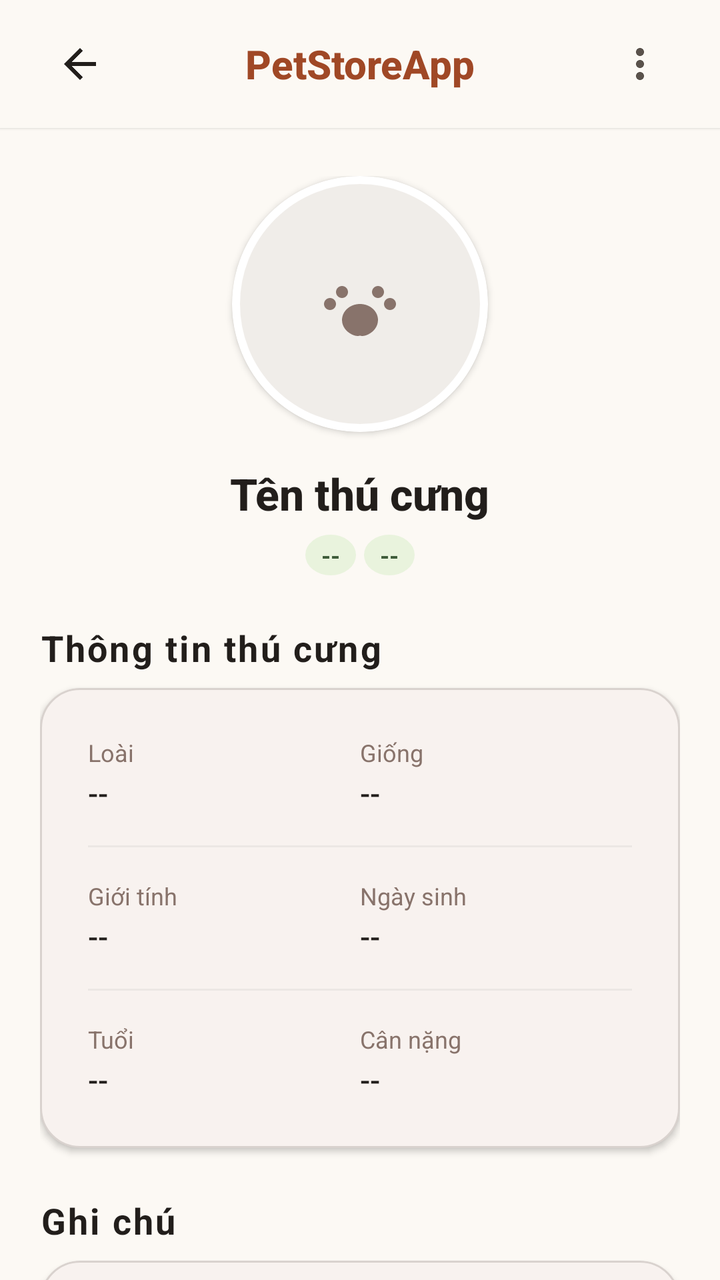
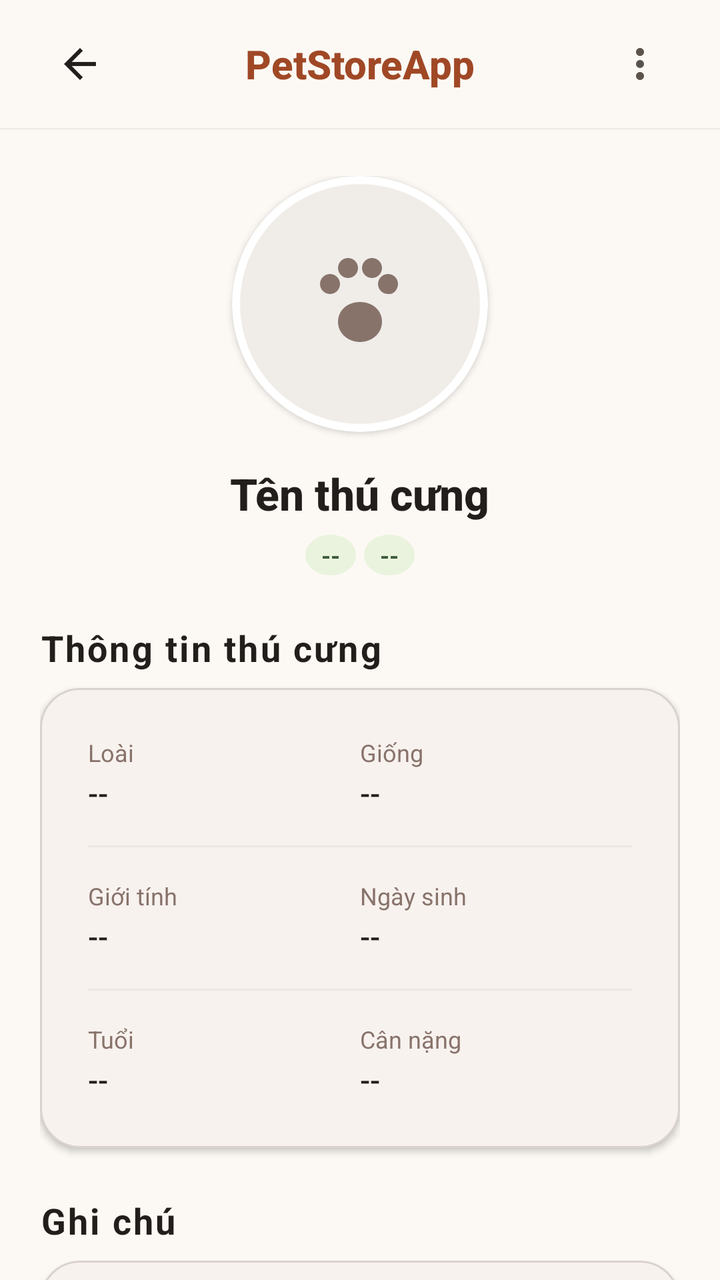

An Android layout rendered at two revisions. The XML below is the earlier revision; the diff shows what the commit changed to produce the second picture.
<!-- AndroidManifest.xml: application theme Theme.QuanLyThuCung -->
<!-- res/layout/activity_pet_detail.xml -->
<?xml version="1.0" encoding="utf-8"?>
<LinearLayout xmlns:android="http://schemas.android.com/apk/res/android"
    xmlns:app="http://schemas.android.com/apk/res-auto"
    android:layout_width="match_parent"
    android:layout_height="match_parent"
    android:background="@color/color_background"
    android:orientation="vertical">

    
    <LinearLayout
        android:layout_width="match_parent"
        android:layout_height="64dp"
        android:background="@color/color_background"
        android:elevation="1dp"
        android:gravity="center_vertical"
        android:orientation="horizontal"
        android:paddingStart="@dimen/screen_padding"
        android:paddingEnd="@dimen/screen_padding">

        <ImageView
            android:id="@+id/btnBack"
            android:layout_width="40dp"
            android:layout_height="40dp"
            android:background="?attr/selectableItemBackgroundBorderless"
            android:contentDescription="Quay lại"
            android:padding="8dp"
            android:src="@drawable/ic_arrow_back"
            app:tint="@color/text_primary" />

        <TextView
            android:layout_width="0dp"
            android:layout_height="wrap_content"
            android:layout_weight="1"
            android:fontFamily="sans-serif-medium"
            android:gravity="center"
            android:text="PetStoreApp"
            android:textColor="@color/color_primary"
            android:textSize="20sp"
            android:textStyle="bold" />

        <ImageView
            android:id="@+id/btnMoreOptions"
            android:layout_width="40dp"
            android:layout_height="40dp"
            android:background="?attr/selectableItemBackgroundBorderless"
            android:contentDescription="Tùy chọn"
            android:padding="8dp"
            android:src="@drawable/ic_more_vert"
            app:tint="@color/text_secondary" />
    </LinearLayout>

    
    <androidx.core.widget.NestedScrollView
        android:layout_width="match_parent"
        android:layout_height="0dp"
        android:layout_weight="1"
        android:clipToPadding="false"
        android:fillViewport="true">

        <LinearLayout
            android:layout_width="match_parent"
            android:layout_height="wrap_content"
            android:orientation="vertical"
            android:paddingStart="@dimen/screen_padding"
            android:paddingTop="@dimen/spacing_md"
            android:paddingEnd="@dimen/screen_padding"
            android:paddingBottom="@dimen/spacing_xl">

            
            <LinearLayout
                android:layout_width="match_parent"
                android:layout_height="wrap_content"
                android:layout_marginTop="@dimen/spacing_sm"
                android:layout_marginBottom="@dimen/spacing_lg"
                android:gravity="center"
                android:orientation="vertical">

                <com.google.android.material.card.MaterialCardView
                    android:layout_width="128dp"
                    android:layout_height="128dp"
                    android:layout_marginBottom="@dimen/spacing_md"
                    app:cardBackgroundColor="@color/color_surface_variant"
                    app:cardCornerRadius="64dp"
                    app:cardElevation="2dp"
                    app:strokeColor="@color/color_surface"
                    app:strokeWidth="4dp">

                    <FrameLayout
                        android:layout_width="match_parent"
                        android:layout_height="match_parent">

                        <ImageView
                            android:id="@+id/ivPetDetailPhoto"
                            android:layout_width="match_parent"
                            android:layout_height="match_parent"
                            android:contentDescription="Ảnh thú cưng"
                            android:scaleType="centerCrop" />

                        <ImageView
                            android:id="@+id/ivPetDetailPlaceholder"
                            android:layout_width="48dp"
                            android:layout_height="48dp"
                            android:layout_gravity="center"
                            android:contentDescription="Thú cưng"
                            android:src="@drawable/ic_pets"
                            app:tint="@color/outline_color" />
                    </FrameLayout>
                </com.google.android.material.card.MaterialCardView>

                <TextView
                    android:id="@+id/tvPetDetailName"
                    android:layout_width="wrap_content"
                    android:layout_height="wrap_content"
                    android:layout_marginBottom="6dp"
                    android:fontFamily="sans-serif-medium"
                    android:text="Tên thú cưng"
                    android:textColor="@color/text_primary"
                    android:textSize="22sp"
                    android:textStyle="bold" />

                
                <LinearLayout
                    android:layout_width="wrap_content"
                    android:layout_height="wrap_content"
                    android:gravity="center"
                    android:orientation="horizontal">

                    <TextView
                        android:id="@+id/tvPetDetailSpeciesBadge"
                        android:layout_width="wrap_content"
                        android:layout_height="wrap_content"
                        android:layout_marginEnd="@dimen/spacing_xs"
                        android:background="@drawable/bg_stat_icon_secondary"
                        android:paddingStart="@dimen/spacing_sm"
                        android:paddingTop="2dp"
                        android:paddingEnd="@dimen/spacing_sm"
                        android:paddingBottom="2dp"
                        android:text="--"
                        android:textColor="@color/color_secondary"
                        android:textSize="12sp"
                        android:textStyle="bold" />

                    <TextView
                        android:id="@+id/tvPetDetailBreedBadge"
                        android:layout_width="wrap_content"
                        android:layout_height="wrap_content"
                        android:background="@drawable/bg_stat_icon_secondary"
                        android:paddingStart="@dimen/spacing_sm"
                        android:paddingTop="2dp"
                        android:paddingEnd="@dimen/spacing_sm"
                        android:paddingBottom="2dp"
                        android:text="--"
                        android:textColor="@color/color_secondary"
                        android:textSize="12sp"
                        android:textStyle="bold" />
                </LinearLayout>
            </LinearLayout>

            
            <TextView
                style="@style/Widget.PetStore.SectionHeader"
                android:layout_width="wrap_content"
                android:layout_height="wrap_content"
                android:layout_marginBottom="@dimen/spacing_sm"
                android:text="Thông tin thú cưng"
                android:textColor="@color/text_primary"
                android:textSize="18sp"
                android:textStyle="bold" />

            <com.google.android.material.card.MaterialCardView
                style="@style/Widget.PetStore.FormCard"
                android:layout_width="match_parent"
                android:layout_height="wrap_content"
                android:layout_marginBottom="@dimen/spacing_lg">

                <LinearLayout
                    android:layout_width="match_parent"
                    android:layout_height="wrap_content"
                    android:orientation="vertical"
                    android:padding="@dimen/spacing_lg">

                    
                    <LinearLayout
                        android:layout_width="match_parent"
                        android:layout_height="wrap_content"
                        android:layout_marginBottom="@dimen/spacing_md"
                        android:orientation="horizontal">

                        <LinearLayout
                            android:layout_width="0dp"
                            android:layout_height="wrap_content"
                            android:layout_weight="1"
                            android:orientation="vertical">

                            <TextView
                                android:layout_width="wrap_content"
                                android:layout_height="wrap_content"
                                android:layout_marginBottom="2dp"
                                android:text="Loài"
                                android:textColor="@color/outline_color"
                                android:textSize="12sp" />

                            <TextView
                                android:id="@+id/tvPetDetailSpecies"
                                android:layout_width="wrap_content"
                                android:layout_height="wrap_content"
                                android:fontFamily="sans-serif-medium"
                                android:text="--"
                                android:textColor="@color/text_primary"
                                android:textSize="15sp" />
                        </LinearLayout>

                        <LinearLayout
                            android:layout_width="0dp"
                            android:layout_height="wrap_content"
                            android:layout_weight="1"
                            android:orientation="vertical">

                            <TextView
                                android:layout_width="wrap_content"
                                android:layout_height="wrap_content"
                                android:layout_marginBottom="2dp"
                                android:text="Giống"
                                android:textColor="@color/outline_color"
                                android:textSize="12sp" />

                            <TextView
                                android:id="@+id/tvPetDetailBreed"
                                android:layout_width="wrap_content"
                                android:layout_height="wrap_content"
                                android:fontFamily="sans-serif-medium"
                                android:text="--"
                                android:textColor="@color/text_primary"
                                android:textSize="15sp" />
                        </LinearLayout>
                    </LinearLayout>

                    
                    <View
                        android:layout_width="match_parent"
                        android:layout_height="1dp"
                        android:layout_marginBottom="@dimen/spacing_md"
                        android:background="@color/divider_color" />

                    
                    <LinearLayout
                        android:layout_width="match_parent"
                        android:layout_height="wrap_content"
                        android:layout_marginBottom="@dimen/spacing_md"
                        android:orientation="horizontal">

                        <LinearLayout
                            android:layout_width="0dp"
                            android:layout_height="wrap_content"
                            android:layout_weight="1"
                            android:orientation="vertical">

                            <TextView
                                android:layout_width="wrap_content"
                                android:layout_height="wrap_content"
                                android:layout_marginBottom="2dp"
                                android:text="Giới tính"
                                android:textColor="@color/outline_color"
                                android:textSize="12sp" />

                            <TextView
                                android:id="@+id/tvPetDetailGender"
                                android:layout_width="wrap_content"
                                android:layout_height="wrap_content"
                                android:fontFamily="sans-serif-medium"
                                android:text="--"
                                android:textColor="@color/text_primary"
                                android:textSize="15sp" />
                        </LinearLayout>

                        <LinearLayout
                            android:layout_width="0dp"
                            android:layout_height="wrap_content"
                            android:layout_weight="1"
                            android:orientation="vertical">

                            <TextView
                                android:layout_width="wrap_content"
                                android:layout_height="wrap_content"
                                android:layout_marginBottom="2dp"
                                android:text="Ngày sinh"
                                android:textColor="@color/outline_color"
                                android:textSize="12sp" />

                            <TextView
                                android:id="@+id/tvPetDetailDob"
                                android:layout_width="wrap_content"
                                android:layout_height="wrap_content"
                                android:fontFamily="sans-serif-medium"
                                android:text="--"
                                android:textColor="@color/text_primary"
                                android:textSize="15sp" />
                        </LinearLayout>
                    </LinearLayout>

                    
                    <View
                        android:layout_width="match_parent"
                        android:layout_height="1dp"
                        android:layout_marginBottom="@dimen/spacing_md"
                        android:background="@color/divider_color" />

                    
                    <LinearLayout
                        android:layout_width="match_parent"
                        android:layout_height="wrap_content"
                        android:orientation="horizontal">

                        <LinearLayout
                            android:layout_width="0dp"
                            android:layout_height="wrap_content"
                            android:layout_weight="1"
                            android:orientation="vertical">

                            <TextView
                                android:layout_width="wrap_content"
                                android:layout_height="wrap_content"
                                android:layout_marginBottom="2dp"
                                android:text="Tuổi"
                                android:textColor="@color/outline_color"
                                android:textSize="12sp" />

                            <TextView
                                android:id="@+id/tvPetDetailAge"
                                android:layout_width="wrap_content"
                                android:layout_height="wrap_content"
                                android:fontFamily="sans-serif-medium"
                                android:text="--"
                                android:textColor="@color/text_primary"
                                android:textSize="15sp" />
                        </LinearLayout>

                        <LinearLayout
                            android:layout_width="0dp"
                            android:layout_height="wrap_content"
                            android:layout_weight="1"
                            android:orientation="vertical">

                            <TextView
                                android:layout_width="wrap_content"
                                android:layout_height="wrap_content"
                                android:layout_marginBottom="2dp"
                                android:text="Cân nặng"
                                android:textColor="@color/outline_color"
                                android:textSize="12sp" />

                            <TextView
                                android:id="@+id/tvPetDetailWeight"
                                android:layout_width="wrap_content"
                                android:layout_height="wrap_content"
                                android:fontFamily="sans-serif-medium"
                                android:text="--"
                                android:textColor="@color/text_primary"
                                android:textSize="15sp" />
                        </LinearLayout>
                    </LinearLayout>

                </LinearLayout>
            </com.google.android.material.card.MaterialCardView>

            
            <TextView
                style="@style/Widget.PetStore.SectionHeader"
                android:layout_width="wrap_content"
                android:layout_height="wrap_content"
                android:layout_marginBottom="@dimen/spacing_sm"
                android:text="Ghi chú"
                android:textColor="@color/text_primary"
                android:textSize="18sp"
                android:textStyle="bold" />

            <com.google.android.material.card.MaterialCardView
                style="@style/Widget.PetStore.FormCard"
                android:layout_width="match_parent"
                android:layout_height="wrap_content"
                android:layout_marginBottom="@dimen/spacing_lg">

                <LinearLayout
                    android:layout_width="match_parent"
                    android:layout_height="wrap_content"
                    android:gravity="center"
                    android:minHeight="100dp"
                    android:orientation="vertical"
                    android:padding="@dimen/spacing_lg">

                    <ImageView
                        android:layout_width="32dp"
                        android:layout_height="32dp"
                        android:layout_marginBottom="@dimen/spacing_xs"
                        android:contentDescription="Ghi chú"
                        android:src="@drawable/ic_edit_note"
                        app:tint="@color/outline_color" />

                    <TextView
                        android:id="@+id/tvPetDetailNotes"
                        android:layout_width="wrap_content"
                        android:layout_height="wrap_content"
                        android:fontFamily="sans-serif"
                        android:text="Chưa có ghi chú"
                        android:textColor="@color/text_secondary"
                        android:textSize="14sp" />
                </LinearLayout>
            </com.google.android.material.card.MaterialCardView>

            
            <TextView
                style="@style/Widget.PetStore.SectionHeader"
                android:layout_width="wrap_content"
                android:layout_height="wrap_content"
                android:layout_marginBottom="@dimen/spacing_sm"
                android:text="Lịch sử dịch vụ"
                android:textColor="@color/text_primary"
                android:textSize="18sp"
                android:textStyle="bold" />

            <com.google.android.material.card.MaterialCardView
                style="@style/Widget.PetStore.FormCard"
                android:layout_width="match_parent"
                android:layout_height="wrap_content"
                android:layout_marginBottom="@dimen/spacing_xl">

                <LinearLayout
                    android:layout_width="match_parent"
                    android:layout_height="wrap_content"
                    android:gravity="center"
                    android:minHeight="100dp"
                    android:orientation="vertical"
                    android:padding="@dimen/spacing_lg">

                    <ImageView
                        android:layout_width="32dp"
                        android:layout_height="32dp"
                        android:layout_marginBottom="@dimen/spacing_xs"
                        android:contentDescription="Lịch sử dịch vụ"
                        android:src="@drawable/ic_history"
                        app:tint="@color/outline_color" />

                    <TextView
                        android:id="@+id/tvPetDetailHistory"
                        android:layout_width="wrap_content"
                        android:layout_height="wrap_content"
                        android:fontFamily="sans-serif"
                        android:text="Chưa có lịch sử dịch vụ"
                        android:textColor="@color/text_secondary"
                        android:textSize="14sp" />
                </LinearLayout>
            </com.google.android.material.card.MaterialCardView>

            
            <com.google.android.material.button.MaterialButton
                android:id="@+id/btnBookForPet"
                style="@style/Widget.PetStore.Button.Primary"
                android:layout_width="match_parent"
                android:layout_height="wrap_content"
                android:layout_marginBottom="@dimen/spacing_md"
                android:text="Đặt lịch cho thú cưng"
                app:icon="@drawable/ic_calendar"
                app:iconGravity="textStart"
                app:iconTint="@color/white" />

            <com.google.android.material.button.MaterialButton
                android:id="@+id/btnEditPet"
                style="@style/Widget.PetStore.Button.Secondary"
                android:layout_width="match_parent"
                android:layout_height="wrap_content"
                android:text="Chỉnh sửa thông tin"
                app:icon="@drawable/ic_edit"
                app:iconGravity="textStart"
                app:iconTint="@color/color_secondary" />

        </LinearLayout>
    </androidx.core.widget.NestedScrollView>

</LinearLayout>
<!-- resources referenced by this layout -->
<resources>
  <color name="color_background">#FCF9F4</color>
  <color name="color_primary">#A04826</color>
  <color name="color_secondary">#3F5C3A</color>
  <color name="color_surface">#FFFFFF</color>
  <color name="color_surface_variant">#F0EDE9</color>
  <color name="divider_color">#0D221E1B</color>
  <color name="outline_color">#88736B</color>
  <color name="text_primary">#221E1B</color>
  <color name="text_secondary">#5A524B</color>
  <color name="white">#FFFFFFFF</color>
  <dimen name="screen_padding">20dp</dimen>
  <dimen name="spacing_lg">24dp</dimen>
  <dimen name="spacing_md">16dp</dimen>
  <dimen name="spacing_sm">8dp</dimen>
  <dimen name="spacing_xl">32dp</dimen>
  <dimen name="spacing_xs">4dp</dimen>
  <!-- drawable bg_stat_icon_secondary (drawable) -->
  <?xml version="1.0" encoding="utf-8"?>
  <shape xmlns:android="http://schemas.android.com/apk/res/android"
      android:shape="oval">
      <solid android:color="#70D0EAC0" />
  </shape>
  <!-- drawable ic_arrow_back (drawable) -->
  <vector xmlns:android="http://schemas.android.com/apk/res/android"
      android:width="24dp"
      android:height="24dp"
      android:viewportWidth="24.0"
      android:viewportHeight="24.0"
      android:autoMirrored="true">
      <path
          android:fillColor="#FF000000"
          android:pathData="M20,11H7.83l5.59,-5.59L12,4l-8,8 8,8 1.41,-1.41L7.83,13H20v-2z"/>
  </vector>
  <!-- drawable ic_pets (drawable) -->
  <?xml version="1.0" encoding="utf-8"?>
  <vector xmlns:android="http://schemas.android.com/apk/res/android"
      android:width="24dp"
      android:height="24dp"
      android:viewportWidth="24"
      android:viewportHeight="24">
      <path
          android:fillColor="#000000"
          android:pathData="M4.5,10.5C3.67,10.5 3,11.17 3,12s0.67,1.5 1.5,1.5S6,12.83 6,12s-0.67-1.5 -1.5-1.5zm3,-3C6.67,7.5 6,8.17 6,9s0.67,1.5 1.5,1.5S9,9.83 9,9s-0.67-1.5 -1.5-1.5zm9,0C15.67,7.5 15,8.17 15,9s0.67,1.5 1.5,1.5S18,9.83 18,9s-0.67-1.5 -1.5-1.5zm3,3c-0.83,0 -1.5,0.67 -1.5,1.5s0.67,1.5 1.5,1.5 1.5,-0.67 1.5,-1.5 -0.67,-1.5 -1.5,-1.5zm-7.5,1.5c-2.49,0 -4.5,1.79 -4.5,4 0,1.55 0.99,2.88 2.41,3.58 0.44,0.22 0.95,0.42 1.51,0.42 0.35,0 0.58,-0.1 0.58,-0.1 0,0 0.23,0.1 0.58,0.1 0.56,0 1.07,-0.2 1.51,-0.42 1.42,-0.7 2.41,-2.03 2.41,-3.58 0,-2.21 -2.01,-4 -4.5,-4z" />
  </vector>
  <style name="Widget.PetStore.FormCard" parent="Widget.MaterialComponents.CardView">
          <item name="cardCornerRadius">20dp</item>
          <item name="cardBackgroundColor">@color/color_surface</item>
          <item name="cardElevation">2dp</item>
          <item name="strokeColor">@color/border_color</item>
          <item name="strokeWidth">1dp</item>
      </style>
  <style name="Widget.PetStore.SectionHeader" parent="android:TextAppearance">
          <item name="android:textSize">14sp</item>
          <item name="android:textStyle">bold</item>
          <item name="android:fontFamily">sans-serif</item>
          <item name="android:textColor">@color/color_primary</item>
          <item name="android:letterSpacing">0.06</item>
      </style>
  <style name="Theme.QuanLyThuCung" parent="Base.Theme.QuanLyThuCung" />
  <dimen name="radius_button">12dp</dimen>
  <dimen name="touch_target_min">48dp</dimen>
  <style name="TextAppearance.PetStore.Button" parent="android:TextAppearance">
          <item name="android:textSize">14sp</item>
          <item name="android:textStyle">bold</item>
          <item name="android:fontFamily">sans-serif</item>
          <item name="android:textColor">@color/white</item>
      </style>
  <color name="color_secondary_container">#D0EAC0</color>
  <color name="border_color">#335A524B</color>
  <color name="color_primary_container">#B25D3A</color>
  <color name="color_error">#BA1A1A</color>
  <dimen name="radius_input">12dp</dimen>
  <!-- unchanged entries left out for length: 9 -->
</resources>

<!-- the commit's change to res/layout/activity_pet_detail.xml (unified diff, before → after) -->
@@ -102,7 +102,7 @@
                             android:layout_height="48dp"
                             android:layout_gravity="center"
                             android:contentDescription="Thú cưng"
-                            android:src="@drawable/ic_pets"
+                            android:src="@drawable/ic_pet_placeholder"
                             app:tint="@color/outline_color" />
                     </FrameLayout>
                 </com.google.android.material.card.MaterialCardView>
<!-- resource entries referenced after the edit -->
@@ -33,16 +33,16 @@
           android:fillColor="#FF000000"
           android:pathData="M20,11H7.83l5.59,-5.59L12,4l-8,8 8,8 1.41,-1.41L7.83,13H20v-2z"/>
   </vector>
-  <!-- drawable ic_pets (drawable) -->
-  <?xml version="1.0" encoding="utf-8"?>
+  <!-- drawable ic_pet_placeholder (drawable) -->
   <vector xmlns:android="http://schemas.android.com/apk/res/android"
-      android:width="24dp"
-      android:height="24dp"
+      android:width="48dp"
+      android:height="48dp"
       android:viewportWidth="24"
-      android:viewportHeight="24">
-      <path
-          android:fillColor="#000000"
-          android:pathData="M4.5,10.5C3.67,10.5 3,11.17 3,12s0.67,1.5 1.5,1.5S6,12.83 6,12s-0.67-1.5 -1.5-1.5zm3,-3C6.67,7.5 6,8.17 6,9s0.67,1.5 1.5,1.5S9,9.83 9,9s-0.67-1.5 -1.5-1.5zm9,0C15.67,7.5 15,8.17 15,9s0.67,1.5 1.5,1.5S18,9.83 18,9s-0.67-1.5 -1.5-1.5zm3,3c-0.83,0 -1.5,0.67 -1.5,1.5s0.67,1.5 1.5,1.5 1.5,-0.67 1.5,-1.5 -0.67,-1.5 -1.5,-1.5zm-7.5,1.5c-2.49,0 -4.5,1.79 -4.5,4 0,1.55 0.99,2.88 2.41,3.58 0.44,0.22 0.95,0.42 1.51,0.42 0.35,0 0.58,-0.1 0.58,-0.1 0,0 0.23,0.1 0.58,0.1 0.56,0 1.07,-0.2 1.51,-0.42 1.42,-0.7 2.41,-2.03 2.41,-3.58 0,-2.21 -2.01,-4 -4.5,-4z" />
+      android:viewportHeight="24"
+      android:tint="@color/outline_color">
+    <path
+        android:fillColor="@android:color/white"
+        android:pathData="M4.5,9.5C5.88,9.5 7,8.38 7,7S5.88,4.5 4.5,4.5 2,5.62 2,7s1.12,2.5 2.5,2.5zm4.5,-4C10.38,5.5 11.5,4.38 11.5,3S10.38,0.5 9,0.5 6.5,1.62 6.5,3s1.12,2.5 2.5,2.5zm6,0C16.38,5.5 17.5,4.38 17.5,3S16.38,0.5 15,0.5 12.5,1.62 12.5,3s1.12,2.5 2.5,2.5zm4.5,4C20.38,9.5 21.5,8.38 21.5,7S20.38,4.5 19,4.5 16.5,5.62 16.5,7s1.12,2.5 2.5,2.5zM12,11.5c-3.04,0 -5.5,1.96 -5.5,5 0,2.07 1.34,3.81 3.25,4.56 0.75,0.3 1.5,0.44 2.25,0.44s1.5,-0.14 2.25,-0.44c1.91,-0.75 3.25,-2.49 3.25,-4.56 0,-3.04 -2.46,-5 -5.5,-5z"/>
   </vector>
   <style name="Widget.PetStore.FormCard" parent="Widget.MaterialComponents.CardView">
           <item name="cardCornerRadius">20dp</item>
